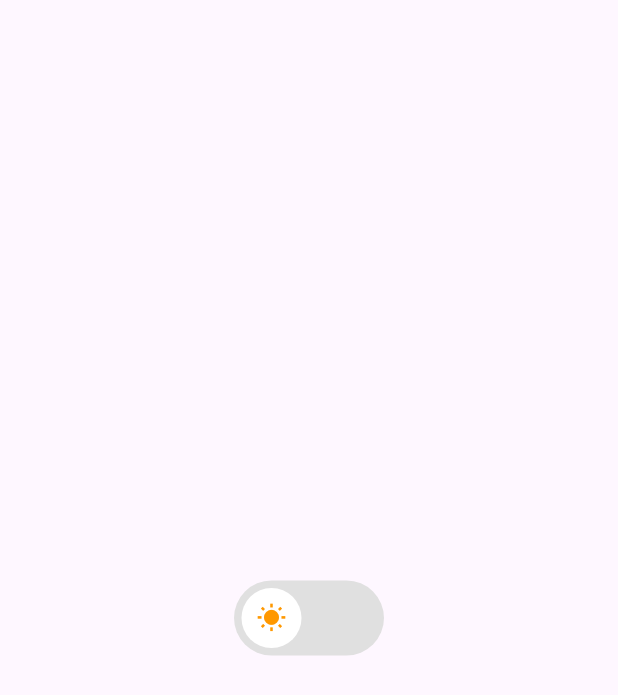
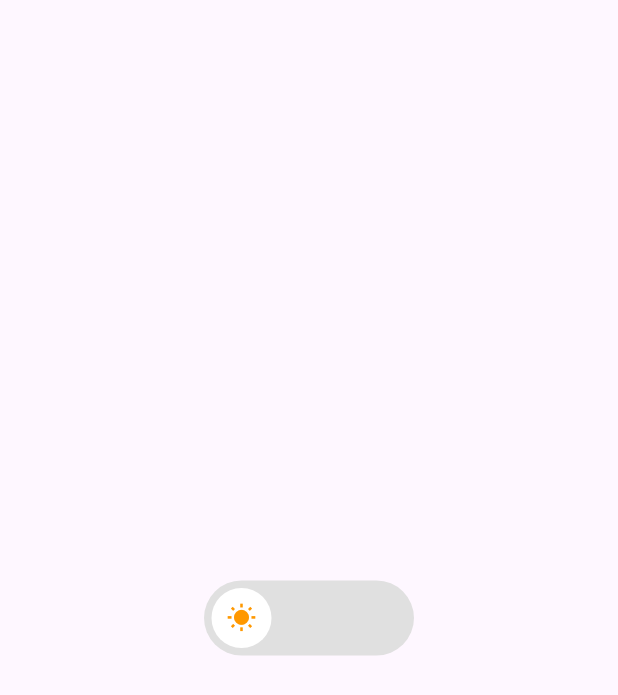
Before and after one commit to Amjadyabroudi128/yinyangToggle, a Flutter app: the screen it shows after launch, on a phone screen of 412 x 824 dp. Shown: the top 695 px of the screen. Run offline on Flutter 3.47's test engine with Material 3 defaults, Android fonts, the phone set to English and light mode, and no system bars.

Commit message:
container length

```diff
--- a/lib/main.dart
+++ b/lib/main.dart
@@ -29,7 +29,7 @@ class _MyAppState extends State<MyApp> {
             },
             child: AnimatedContainer(
               duration: Duration(milliseconds: 300),
-              width: 100,
+              width: 140,
               height: 50,
               decoration: BoxDecoration(
                 borderRadius: BorderRadius.circular(40),
```
